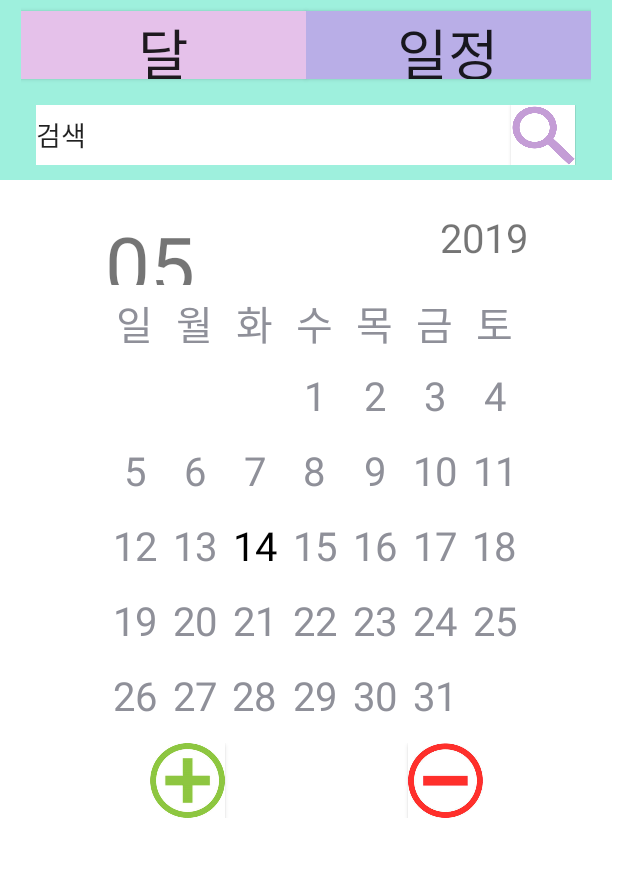
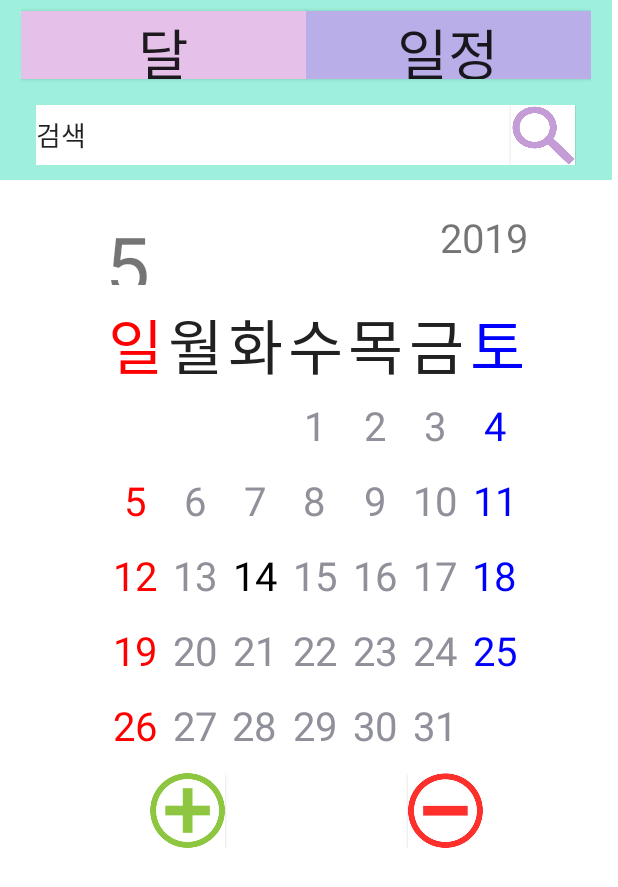
Before and after one commit to hurjeesic/Scheduler, an Android app: the screen it shows after launch (CalendarActivity), on a phone screen of 412 x 824 dp. Shown: the top 887 px of the screen. Run offline under Robolectric (Android 15) with nearby library versions, the phone set to English and light mode, and no system bars.

Commit message:
Implement weekday
Implement weekday to color
Implement to show different month

```diff
--- a/app/src/main/java/com/example/scheduler/CalendarActivity.java
+++ b/app/src/main/java/com/example/scheduler/CalendarActivity.java
@@ -52,33 +52,56 @@ public class CalendarActivity extends Activity {
         Month = (TextView)findViewById(R.id.Month);
         Year = (TextView)findViewById(R.id.Year);
         gridView = (GridView)findViewById(R.id.gridview);
+        dayList = new ArrayList<>();
+
         // 오늘에 날짜를 세팅 해준다.
         long now = System.currentTimeMillis();
-        final Date date = new Date(now);
+        Date date = new Date(now);
+
         //연,월,일을 따로 저장
         final SimpleDateFormat curYearFormat = new SimpleDateFormat("yyyy", Locale.KOREA);
         final SimpleDateFormat curMonthFormat = new SimpleDateFormat("MM", Locale.KOREA);
         final SimpleDateFormat curDayFormat = new SimpleDateFormat("dd", Locale.KOREA);
-        //현재 날짜 텍스트뷰에 뿌려줌
-        Month.setText(curMonthFormat.format(date));
-        Year.setText(curYearFormat.format(date));
-        dayList = new ArrayList<String>();
-        dayList.add("일");
-        dayList.add("월");
-        dayList.add("화");
-        dayList.add("수");
-        dayList.add("목");
-        dayList.add("금");
-        dayList.add("토");
+
         mCal = Calendar.getInstance();
         //이번달 1일 무슨요일인지 판단 mCal.set(Year,Month,Day)
         mCal.set(Integer.parseInt(curYearFormat.format(date)), Integer.parseInt(curMonthFormat.format(date)) - 1, 1);
+
+        resetCalendar();
+    }
+
+    private void addMonth() {
+        mCal.set(Calendar.MONTH, mCal.get(Calendar.MONTH) + 1);
+        resetCalendar();
+    }
+
+    private void divideMonth() {
+        mCal.set(Calendar.MONTH, mCal.get(Calendar.MONTH) - 1);
+        resetCalendar();
+    }
+
+    private void resetCalendar() {
+        dayList.clear();
+//        dayList.add("일");
+//        dayList.add("월");
+//        dayList.add("화");
+//        dayList.add("수");
+//        dayList.add("목");
+//        dayList.add("금");
+//        dayList.add("토");
+
+        //현재 날짜 텍스트뷰에 뿌려줌
+        Month.setText(Integer.toString(mCal.get(Calendar.MONTH) + 1));
+        Year.setText(Integer.toString(mCal.get(Calendar.YEAR)));
+
         int dayNum = mCal.get(Calendar.DAY_OF_WEEK);
         //1일 - 요일 매칭 시키기 위해 공백 add
         for (int i = 1; i < dayNum; i++) {
             dayList.add("");
         }
+
         setCalendarDate(mCal.get(Calendar.MONTH) + 1);
+
         gridAdapter = new GridAdapter(getApplicationContext(), dayList);
         gridView.setAdapter(gridAdapter);
     }
@@ -142,8 +165,15 @@ public class CalendarActivity extends Activity {
             //오늘 day 가져옴
             Integer today = mCal.get(Calendar.DAY_OF_MONTH);
             String sToday = String.valueOf(today);
-            if (sToday.equals(getItem(position))) { //오늘 day 텍스트 컬러 변경
+            if (System.currentTimeMillis() == mCal.getTimeInMillis() && sToday.equals(getItem(position))) { //오늘 day 텍스트 컬러 변경
                 holder.tvItemGridView.setTextColor(getResources().getColor(R.color.black));
+            }
+
+            if (position % 7 == 0) {
+                holder.tvItemGridView.setTextColor(getResources().getColor(R.color.sunday));
+            }
+            else if (position % 7 == 6) {
+                holder.tvItemGridView.setTextColor(getResources().getColor(R.color.saturday));
             }
 
             return convertView;
--- a/app/src/main/res/layout/calendar.xml
+++ b/app/src/main/res/layout/calendar.xml
@@ -96,64 +96,77 @@
                     android:layout_alignParentRight="true"/>
             </RelativeLayout>
 
-            <!--<LinearLayout-->
-            <!--android:layout_width="match_parent"-->
-            <!--android:layout_height="wrap_content"-->
-            <!--android:id="@+id/week"-->
-            <!--android:paddingTop="10dp"-->
-            <!--android:orientation="horizontal">-->
-            <!--<TextView-->
-            <!--android:layout_width="wrap_content"-->
-            <!--android:layout_height="wrap_content"-->
-            <!--android:layout_weight="1"-->
-            <!--android:text="일"-->
-            <!--android:textSize="60px"-->
+            <LinearLayout
+                android:layout_width="match_parent"
+                android:layout_height="wrap_content"
+                android:id="@+id/week"
+                android:paddingTop="10dp"
+                android:orientation="horizontal">
 
-            <!--android:textColor="@color/sunday"/>-->
-            <!--<TextView-->
-            <!--android:layout_width="wrap_content"-->
-            <!--android:layout_height="wrap_content"-->
-            <!--android:layout_weight="1"-->
-            <!--android:text="월"-->
-            <!--android:textSize="60px"-->
-            <!--android:textColor="@color/weekday"/>-->
-            <!--<TextView-->
-            <!--android:layout_width="wrap_content"-->
-            <!--android:layout_height="wrap_content"-->
-            <!--android:layout_weight="1"-->
-            <!--android:text="화"-->
-            <!--android:textSize="60px"-->
-            <!--android:textColor="@color/weekday"/>-->
-            <!--<TextView-->
-            <!--android:layout_width="wrap_content"-->
-            <!--android:layout_height="wrap_content"-->
-            <!--android:layout_weight="1"-->
-            <!--android:text="수"-->
-            <!--android:textSize="60px"-->
-            <!--android:textColor="@color/weekday"/>-->
-            <!--<TextView-->
-            <!--android:layout_width="wrap_content"-->
-            <!--android:layout_height="wrap_content"-->
-            <!--android:layout_weight="1"-->
-            <!--android:text="목"-->
-            <!--android:textSize="60px"-->
-            <!--android:textColor="@color/weekday"/>-->
-            <!--<TextView-->
-            <!--android:layout_width="wrap_content"-->
-            <!--android:layout_height="wrap_content"-->
-            <!--android:layout_weight="1"-->
-            <!--android:text="금"-->
-            <!--android:textSize="60px"-->
-            <!--android:textColor="@color/weekday"/>-->
-            <!--<TextView-->
-            <!--android:layout_width="wrap_content"-->
-            <!--android:layout_height="wrap_content"-->
-            <!--android:layout_weight="1"-->
-            <!--android:text="토"-->
-            <!--android:textSize="60px"-->
-            <!--android:textColor="@color/saturday"/>-->
+                <TextView
+                    android:layout_width="wrap_content"
+                    android:layout_height="wrap_content"
+                    android:layout_weight="1"
+                    android:gravity="center"
+                    android:text="일"
+                    android:textColor="@color/sunday"
+                    android:textSize="60px" />
 
-            <!--</LinearLayout>-->
+                <TextView
+                    android:layout_width="wrap_content"
+                    android:layout_height="wrap_content"
+                    android:layout_weight="1"
+                    android:gravity="center"
+                    android:text="월"
+                    android:textColor="@color/weekday"
+                    android:textSize="60px" />
+
+                <TextView
+                    android:layout_width="wrap_content"
+                    android:layout_height="wrap_content"
+                    android:layout_weight="1"
+                    android:gravity="center"
+                    android:text="화"
+                    android:textColor="@color/weekday"
+                    android:textSize="60px" />
+
+                <TextView
+                    android:layout_width="wrap_content"
+                    android:layout_height="wrap_content"
+                    android:layout_weight="1"
+                    android:gravity="center"
+                    android:text="수"
+                    android:textColor="@color/weekday"
+                    android:textSize="60px" />
+
+                <TextView
+                    android:layout_width="wrap_content"
+                    android:layout_height="wrap_content"
+                    android:layout_weight="1"
+                    android:gravity="center"
+                    android:text="목"
+                    android:textColor="@color/weekday"
+                    android:textSize="60px" />
+
+                <TextView
+                    android:layout_width="wrap_content"
+                    android:layout_height="wrap_content"
+                    android:layout_weight="1"
+                    android:gravity="center"
+                    android:text="금"
+                    android:textColor="@color/weekday"
+                    android:textSize="60px" />
+
+                <TextView
+                    android:layout_width="wrap_content"
+                    android:layout_height="wrap_content"
+                    android:layout_weight="1"
+                    android:gravity="center"
+                    android:text="토"
+                    android:textColor="@color/saturday"
+                    android:textSize="60px" />
+
+            </LinearLayout>
 
             <GridView
                 android:layout_marginTop="5dp"
```
